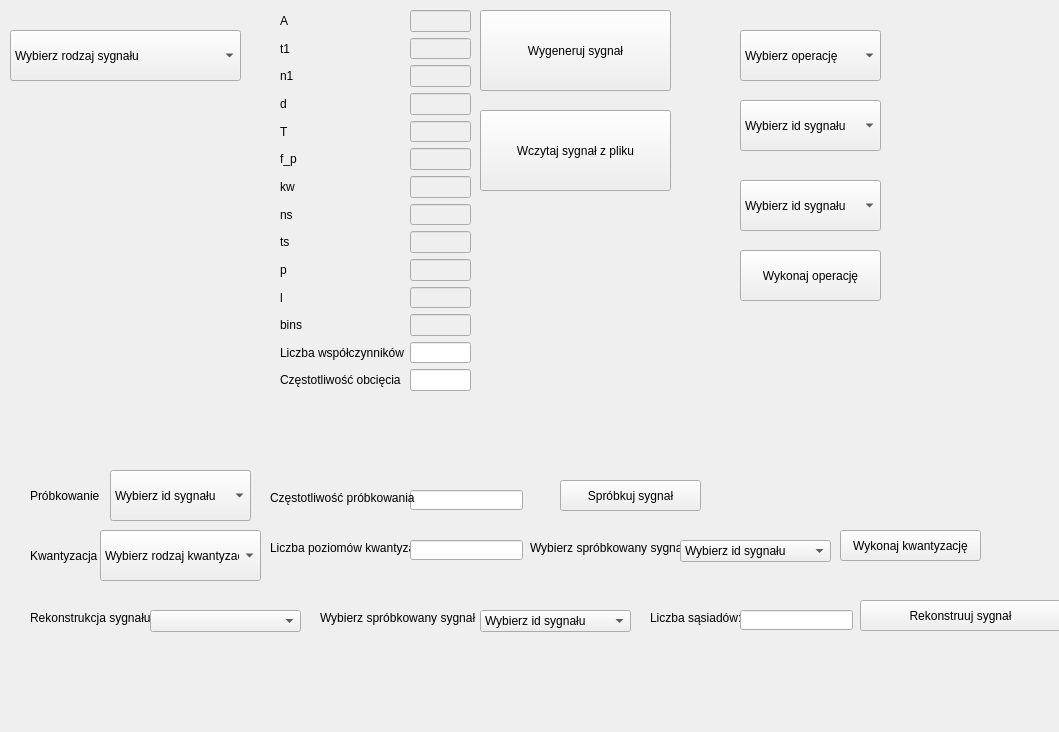
First picture: the form in app/gui.ui, repository eljotero/Cyfrowe_Przetwarzanie_Sygnalu, before the edit.
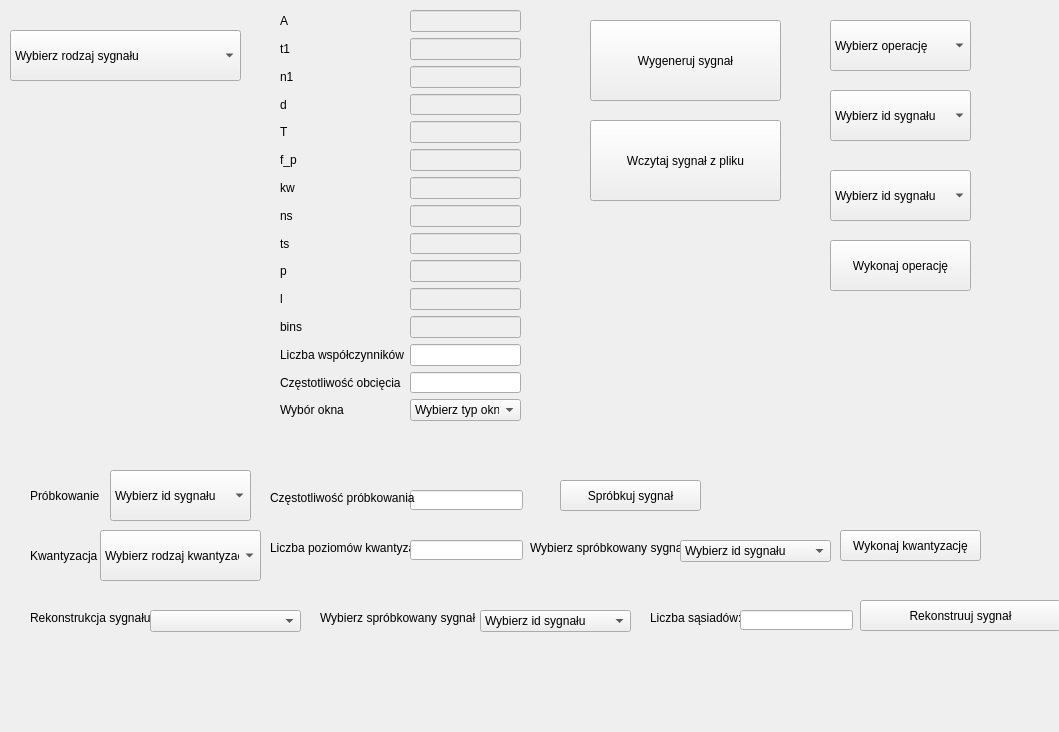
Second picture: the form after the edit.

Commit message: Wybór okna dla filtrów

```diff
--- a/app/gui.ui
+++ b/app/gui.ui
@@ -19,8 +19,8 @@
      <rect>
       <x>280</x>
       <y>10</y>
-      <width>191</width>
-      <height>381</height>
+      <width>241</width>
+      <height>411</height>
      </rect>
     </property>
     <layout class="QFormLayout" name="formLayout">
@@ -212,6 +212,42 @@
      <item row="15" column="1">
       <widget class="QLineEdit" name="fp_line_edit"/>
      </item>
+     <item row="16" column="0">
+      <widget class="QLabel" name="label_21">
+       <property name="text">
+        <string>Wybór okna</string>
+       </property>
+      </widget>
+     </item>
+     <item row="16" column="1">
+      <widget class="QComboBox" name="windowComboBox">
+       <item>
+        <property name="text">
+         <string>Wybierz typ okna</string>
+        </property>
+       </item>
+       <item>
+        <property name="text">
+         <string>Okno prostokątne</string>
+        </property>
+       </item>
+       <item>
+        <property name="text">
+         <string>Okno Hamminga</string>
+        </property>
+       </item>
+       <item>
+        <property name="text">
+         <string>Okno Hanninga</string>
+        </property>
+       </item>
+       <item>
+        <property name="text">
+         <string>Okno Blackmana</string>
+        </property>
+       </item>
+      </widget>
+     </item>
     </layout>
    </widget>
    <widget class="QComboBox" name="comboBox">
@@ -305,8 +341,8 @@
    <widget class="QPushButton" name="generateButton">
     <property name="geometry">
      <rect>
-      <x>480</x>
-      <y>10</y>
+      <x>590</x>
+      <y>20</y>
       <width>191</width>
       <height>81</height>
      </rect>
@@ -318,8 +354,8 @@
    <widget class="QComboBox" name="operationComboBox">
     <property name="geometry">
      <rect>
-      <x>740</x>
-      <y>30</y>
+      <x>830</x>
+      <y>20</y>
       <width>141</width>
       <height>51</height>
      </rect>
@@ -358,8 +394,8 @@
    <widget class="QComboBox" name="signalsComboBox">
     <property name="geometry">
      <rect>
-      <x>740</x>
-      <y>100</y>
+      <x>830</x>
+      <y>90</y>
       <width>141</width>
       <height>51</height>
      </rect>
@@ -373,8 +409,8 @@
    <widget class="QPushButton" name="operationButton">
     <property name="geometry">
      <rect>
-      <x>740</x>
-      <y>250</y>
+      <x>830</x>
+      <y>240</y>
       <width>141</width>
       <height>51</height>
      </rect>
@@ -386,8 +422,8 @@
    <widget class="QComboBox" name="signalsComboBox2">
     <property name="geometry">
      <rect>
-      <x>740</x>
-      <y>180</y>
+      <x>830</x>
+      <y>170</y>
       <width>141</width>
       <height>51</height>
      </rect>
@@ -401,8 +437,8 @@
    <widget class="QPushButton" name="readFromFileButton">
     <property name="geometry">
      <rect>
-      <x>480</x>
-      <y>110</y>
+      <x>590</x>
+      <y>120</y>
       <width>191</width>
       <height>81</height>
      </rect>
```
The commit also changes 6 other files.
